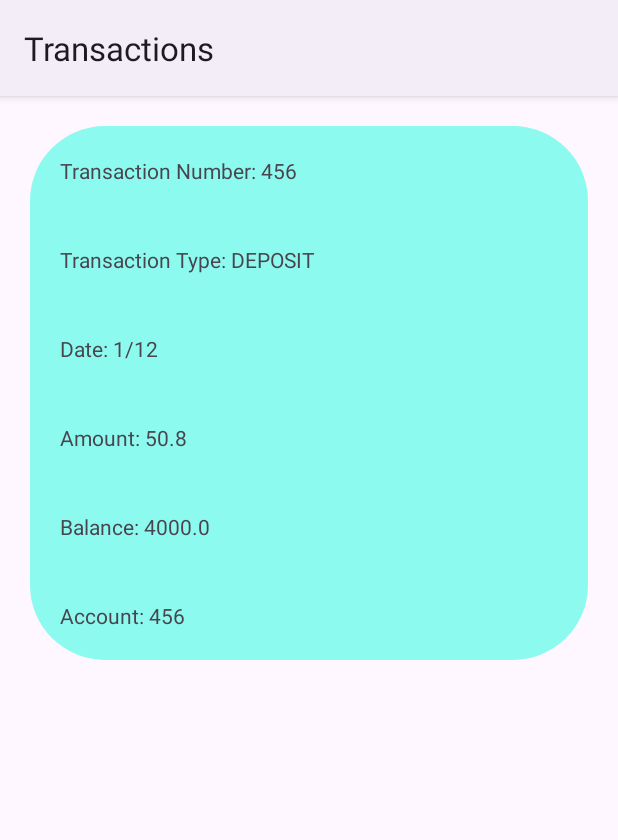
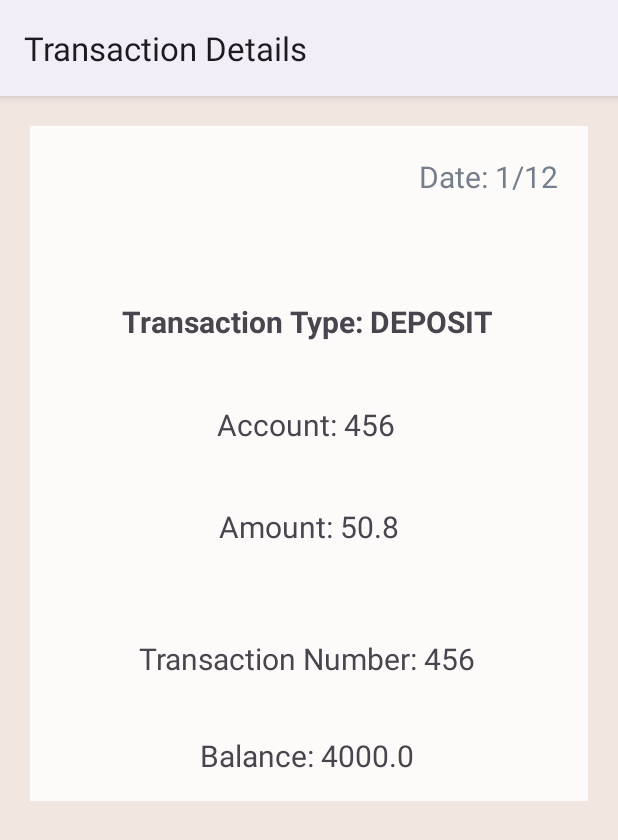
Before and after one commit to NadaAlsh/Android-Mini-Project, an Android app: the screen it shows after launch (DetailsActivity), after a tap on "1/12", on a phone screen of 412 x 824 dp. Shown: the top 840 px of the screen. Run offline under Robolectric (Android 15) with nearby library versions, the phone set to English and light mode, and no system bars.

Commit message:
Final Submittion

```diff
--- a/app/src/main/AndroidManifest.xml
+++ b/app/src/main/AndroidManifest.xml
@@ -14,6 +14,7 @@
         tools:targetApi="31">
         <activity
             android:name=".DetailsActivity"
+            android:label="Transaction Details"
             android:exported="false" />
         <activity
             android:name=".MainActivity"
@@ -21,8 +22,10 @@
             <intent-filter>
                 <action android:name="android.intent.action.MAIN" />
 
+
                 <category android:name="android.intent.category.LAUNCHER" />
             </intent-filter>
+
         </activity>
     </application>
 
--- a/app/src/main/java/com/nadaalshaibnai/androidminiproject/adapter/TransactionAdapter.java
+++ b/app/src/main/java/com/nadaalshaibnai/androidminiproject/adapter/TransactionAdapter.java
@@ -44,7 +44,14 @@ public class TransactionAdapter extends RecyclerView.Adapter<TransactionAdapter.
         holder.balanceTextView.setText(String.valueOf(transaction.getBalance()));
         holder.typeTextView.setText(String.valueOf(transaction.getType()));
         holder.amountTextView.setText(String.valueOf(transaction.getAmount()));
-
+        if(String.valueOf(transaction.getType()).equals("WITHDRAWAL"))
+        {
+            holder.amountTextView.setTextColor(0xFFFF0000);
+        }
+        else
+        {
+            holder.amountTextView.setTextColor(0xFF00FF00);
+        }
     }
 
 
--- a/app/src/main/res/drawable/bg_card.xml
+++ b/app/src/main/res/drawable/bg_card.xml
@@ -1,8 +1,10 @@
 <?xml version="1.0" encoding="utf-8"?>
 <shape xmlns:android="http://schemas.android.com/apk/res/android">
 
-    <solid android:color="#8DFAF0"/>
-    <corners android:radius="50dp"/>
+    <solid android:color="@color/card"/>
+    <corners android:radius="25dp"/>
+    <stroke android:width="0dp"/>
+    <stroke android:color="#757F8C"/>
     <padding
         android:padding="4dp"
        />
--- /dev/null
+++ b/app/src/main/res/font/calibri.xml
@@ -0,0 +1,4 @@
+<?xml version="1.0" encoding="utf-8"?>
+<font-family xmlns:android="http://schemas.android.com/apk/res/android">
+
+</font-family>
--- a/app/src/main/res/layout/activity_details.xml
+++ b/app/src/main/res/layout/activity_details.xml
@@ -3,73 +3,116 @@
     xmlns:app="http://schemas.android.com/apk/res-auto"
     xmlns:tools="http://schemas.android.com/tools"
     android:layout_width="match_parent"
-    android:layout_height="wrap_content"
-
+    android:layout_height="450dp"
+    android:layout_margin="20dp"
+    android:background="@color/card"
     tools:context=".DetailsActivity"
-    android:background="@drawable/bg_card"
-    android:layout_margin="20dp"
-
+    android:accessibilityPaneTitle="@string/transaction_details"
 
     >
-
-    <TextView
-        android:id="@+id/transactionType"
-        android:layout_width="wrap_content"
-        android:layout_height="wrap_content"
-        android:layout_margin="20dp"
-        android:text="TextView"
-        app:layout_constraintBottom_toTopOf="@+id/transactionDate"
-        app:layout_constraintStart_toStartOf="parent"
-        app:layout_constraintTop_toBottomOf="@+id/transactionID" />
-
-    <TextView
-        android:id="@+id/amount"
-        android:layout_width="wrap_content"
-        android:layout_height="wrap_content"
-        android:layout_margin="20dp"
-        android:text="TextView"
-        app:layout_constraintBottom_toTopOf="@+id/currentBalance"
-        app:layout_constraintStart_toStartOf="parent"
-        app:layout_constraintTop_toBottomOf="@+id/transactionDate" />
 
     <TextView
         android:id="@+id/transactionDate"
         android:layout_width="wrap_content"
         android:layout_height="wrap_content"
         android:layout_margin="20dp"
-        android:text="TextView"
+        android:layout_marginTop="32dp"
+        android:layout_marginEnd="9dp"
+        android:fontFamily="@font/calibri"
+        android:text="transactionDate"
+        android:textColor="#757F8C"
+        android:textSize="20sp"
+        app:layout_constraintEnd_toEndOf="parent"
+        app:layout_constraintTop_toTopOf="parent" />
+
+    <TextView
+        android:id="@+id/accountNumber"
+        android:layout_width="wrap_content"
+        android:layout_height="wrap_content"
+        android:layout_marginStart="32dp"
+        android:layout_marginEnd="32dp"
+        android:layout_marginBottom="24dp"
+        android:fontFamily="@font/calibri"
+        android:text="accountNumber"
+        android:textSize="20sp"
         app:layout_constraintBottom_toTopOf="@+id/amount"
+        app:layout_constraintEnd_toEndOf="parent"
+        app:layout_constraintHorizontal_bias="0.49"
         app:layout_constraintStart_toStartOf="parent"
         app:layout_constraintTop_toBottomOf="@+id/transactionType" />
+
+    <TextView
+        android:id="@+id/transactionType"
+        android:layout_width="wrap_content"
+        android:layout_height="wrap_content"
+        android:layout_marginStart="32dp"
+        android:layout_marginTop="100dp"
+        android:layout_marginEnd="32dp"
+        android:layout_marginBottom="24dp"
+        android:fontFamily="@font/calibri"
+        android:text="transactionType"
+        android:textSize="20sp"
+        android:textStyle="bold"
+        app:layout_constraintBottom_toTopOf="@+id/accountNumber"
+        app:layout_constraintEnd_toEndOf="parent"
+        app:layout_constraintHorizontal_bias="0.487"
+        app:layout_constraintStart_toStartOf="parent"
+        app:layout_constraintTop_toTopOf="parent" />
+
+    <TextView
+        android:id="@+id/amount"
+        android:layout_width="wrap_content"
+        android:layout_height="wrap_content"
+        android:layout_marginStart="32dp"
+        android:layout_marginEnd="32dp"
+        android:layout_marginBottom="24dp"
+        android:fontFamily="@font/calibri"
+        android:text="amount"
+        android:textSize="20sp"
+        app:layout_constraintBottom_toTopOf="@+id/transactionID"
+        app:layout_constraintEnd_toEndOf="parent"
+        app:layout_constraintStart_toStartOf="parent"
+        app:layout_constraintTop_toBottomOf="@+id/accountNumber" />
 
     <TextView
         android:id="@+id/transactionID"
         android:layout_width="wrap_content"
         android:layout_height="wrap_content"
         android:layout_margin="20dp"
-        android:text="TextView"
-        app:layout_constraintBottom_toTopOf="@+id/transactionType"
+        android:layout_marginStart="32dp"
+        android:layout_marginEnd="32dp"
+        android:layout_marginBottom="24dp"
+        android:fontFamily="@font/calibri"
+        android:text="transactionID"
+        android:textSize="20sp"
+        app:layout_constraintBottom_toTopOf="@+id/currentBalance"
+        app:layout_constraintEnd_toEndOf="parent"
+        app:layout_constraintHorizontal_bias="0.491"
         app:layout_constraintStart_toStartOf="parent"
-        app:layout_constraintTop_toTopOf="parent" />
-
-    <TextView
-        android:id="@+id/accountNumber"
-        android:layout_width="wrap_content"
-        android:layout_height="wrap_content"
-        android:layout_margin="20dp"
-        android:layout_marginStart="32dp"
-        android:text="TextView"
-        app:layout_constraintBottom_toBottomOf="parent"
-        app:layout_constraintStart_toStartOf="parent"
-        app:layout_constraintTop_toBottomOf="@+id/currentBalance" />
+        app:layout_constraintTop_toBottomOf="@+id/amount" />
 
     <TextView
         android:id="@+id/currentBalance"
         android:layout_width="wrap_content"
         android:layout_height="wrap_content"
-        android:layout_margin="20dp"
-        android:text="TextView"
-        app:layout_constraintBottom_toTopOf="@+id/accountNumber"
+        android:layout_marginStart="32dp"
+        android:layout_marginEnd="32dp"
+        android:fontFamily="@font/calibri"
+        android:text="currentBalance"
+        android:textSize="20sp"
+        app:layout_constraintBottom_toBottomOf="parent"
+        app:layout_constraintEnd_toEndOf="parent"
+        app:layout_constraintHorizontal_bias="0.491"
         app:layout_constraintStart_toStartOf="parent"
-        app:layout_constraintTop_toBottomOf="@+id/amount" />
+        app:layout_constraintTop_toBottomOf="@+id/transactionID" />
+
+    <!--<androidx.constraintlayout.widget.Guideline-->
+    <!--&lt;!&ndash;    android:layout_width="wrap_content"&ndash;&gt;-->
+    <!--&lt;!&ndash;    android:layout_height="wrap_content"&ndash;&gt;-->
+    <!--&lt;!&ndash;    android:orientation="horizontal"&ndash;&gt;-->
+    <!--&lt;!&ndash;    app:layout_constraintGuide_percent="0.8"&ndash;&gt;-->
+    <!--&lt;!&ndash;    android:background="@drawable/img"&ndash;&gt;-->
+    <!--    />-->
+
+
 </androidx.constraintlayout.widget.ConstraintLayout>
--- a/app/src/main/res/layout/activity_main.xml
+++ b/app/src/main/res/layout/activity_main.xml
@@ -4,6 +4,7 @@
     xmlns:tools="http://schemas.android.com/tools"
     android:layout_width="match_parent"
     android:layout_height="match_parent"
+    android:background="@color/background"
     tools:context=".MainActivity">
 
     <androidx.recyclerview.widget.RecyclerView
--- a/app/src/main/res/layout/transactionpage.xml
+++ b/app/src/main/res/layout/transactionpage.xml
@@ -4,25 +4,27 @@
     xmlns:tools="http://schemas.android.com/tools"
     android:layout_width="match_parent"
     android:layout_height="110dp"
-    android:background="@drawable/bg_card"
-    android:layout_marginTop="20sp"
+    android:layout_gravity="center"
+    android:layout_marginLeft="20dp"
+    android:layout_marginTop="10sp"
     android:layout_marginRight="30dp"
     android:layout_marginBottom="5dp"
-    android:layout_marginLeft="20dp"
-    android:layout_gravity="center">
+    android:background="@drawable/bg_card">
 
 
     <TextView
         android:id="@+id/dateTextView"
         android:layout_width="wrap_content"
         android:layout_height="wrap_content"
-        android:layout_marginTop="24dp"
+        android:layout_marginTop="16dp"
         android:layout_marginEnd="24dp"
         android:text="TextView"
         android:textAlignment="center"
+        android:textColor="#757F8C"
         android:textSize="20sp"
+        android:fontFamily="@font/calibri"
         app:layout_constraintEnd_toEndOf="parent"
-        app:layout_constraintHorizontal_bias="0.857"
+        app:layout_constraintHorizontal_bias="0.954"
         app:layout_constraintStart_toEndOf="@+id/typeTextView"
         app:layout_constraintTop_toTopOf="parent" />
 
@@ -30,9 +32,10 @@
         android:id="@+id/amountTextView"
         android:layout_width="wrap_content"
         android:layout_height="wrap_content"
-        android:layout_marginStart="48dp"
+        android:layout_marginStart="160dp"
         android:layout_marginBottom="32dp"
         android:text="TextView"
+        android:fontFamily="@font/calibri"
         android:textAlignment="center"
         android:textSize="20sp"
         app:layout_constraintBottom_toBottomOf="parent"
@@ -42,15 +45,16 @@
         android:id="@+id/balanceTextView"
         android:layout_width="wrap_content"
         android:layout_height="wrap_content"
-        android:layout_marginEnd="16dp"
-        android:layout_marginBottom="32dp"
+        android:layout_marginEnd="24dp"
+        android:layout_marginBottom="24dp"
         android:text="TextView"
         android:textAlignment="center"
+        android:fontFamily="@font/calibri"
         android:textSize="20sp"
         app:layout_constraintBottom_toBottomOf="parent"
         app:layout_constraintEnd_toEndOf="parent"
-        app:layout_constraintHorizontal_bias="0.828"
-        app:layout_constraintStart_toEndOf="@+id/amountTextView" />
+        app:layout_constraintStart_toEndOf="@+id/amountTextView"
+        app:layout_constraintTop_toBottomOf="@+id/dateTextView" />
 
     <TextView
         android:id="@+id/typeTextView"
@@ -60,7 +64,9 @@
         android:layout_marginTop="24dp"
         android:text="TextView"
         android:textAlignment="center"
-        android:textSize="20sp"
+        android:textSize="18sp"
+        android:fontFamily="@font/calibri"
+        android:textStyle="bold"
         app:layout_constraintStart_toStartOf="parent"
         app:layout_constraintTop_toTopOf="parent" />
 </androidx.constraintlayout.widget.ConstraintLayout>
--- a/app/src/main/res/values/colors.xml
+++ b/app/src/main/res/values/colors.xml
@@ -3,4 +3,6 @@
     <color name="black">#FF000000</color>
     <color name="white">#FFFFFFFF</color>
     <color name="purple">#673AB7</color>
+    <color name="background">#F1E6E0</color>
+    <color name="card">#FCFBF9</color>
 </resources>
--- a/app/src/main/res/values/strings.xml
+++ b/app/src/main/res/values/strings.xml
@@ -1,3 +1,4 @@
 <resources>
-    <string name="app_name">Transactions </string>
+    <string name="app_name">Recent Transactions </string>
+    <string name="transaction_details">Transaction Details </string>
 </resources>
--- a/app/src/main/res/values/themes.xml
+++ b/app/src/main/res/values/themes.xml
@@ -3,6 +3,7 @@
     <style name="Base.Theme.AndroidMiniProject" parent="Theme.Material3.DayNight">
         <!-- Customize your light theme here. -->
         <!-- <item name="colorPrimary">@color/my_light_primary</item> -->
+        <item name="android:windowBackground">@color/background</item>
     </style>
 
     <style name="Theme.AndroidMiniProject" parent="Base.Theme.AndroidMiniProject" />
```
Also changed, not shown: app/src/main/res/drawable/img.png (added).
